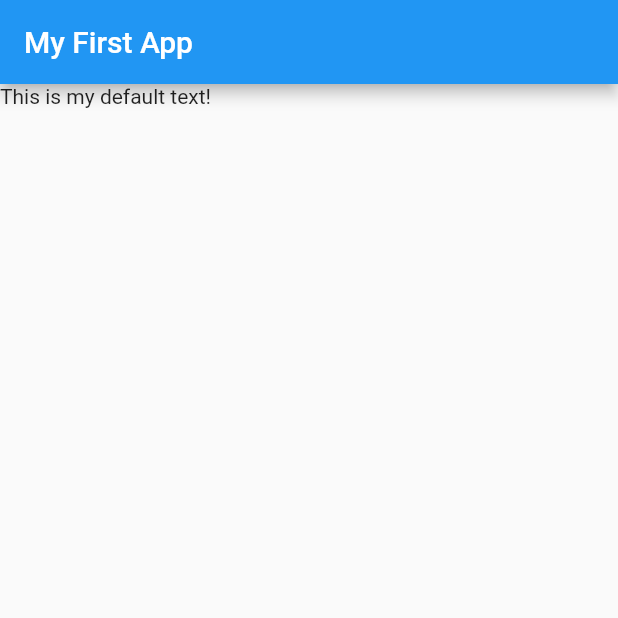
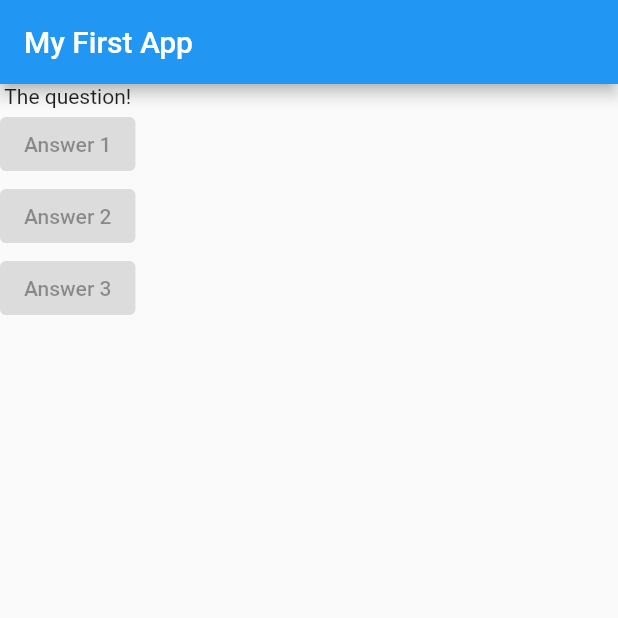
Before and after one commit to Akmalismail/udemy-flutter, a Flutter app: the screen it shows after launch, on a phone screen of 412 x 824 dp, the top half of it. Run offline on Flutter 3.47's test engine with Material 2 defaults, Android fonts, the phone set to English and light mode, and no system bars.

Commit message:
30. Adding Layout Widgets

```diff
--- a/lib/main.dart
+++ b/lib/main.dart
@@ -6,6 +6,11 @@ import 'package:flutter/material.dart';
 void main() => runApp(MyApp());
 
 class MyApp extends StatelessWidget {
+  final questions = [
+    'What\'s your favorite colour?',
+    'What\'s your favorite animal?'
+  ];
+
   @override
   Widget build(BuildContext context) {
     return MaterialApp(
@@ -13,7 +18,23 @@ class MyApp extends StatelessWidget {
         appBar: AppBar(
           title: Text('My First App'),
         ),
-        body: Text('This is my default text!'),
+        body: Column(
+          children: [
+            Text('The question!'),
+            ElevatedButton(
+              onPressed: null,
+              child: Text('Answer 1'),
+            ),
+            ElevatedButton(
+              onPressed: null,
+              child: Text('Answer 2'),
+            ),
+            ElevatedButton(
+              onPressed: null,
+              child: Text('Answer 3'),
+            ),
+          ],
+        ),
       ),
     );
   }
```
